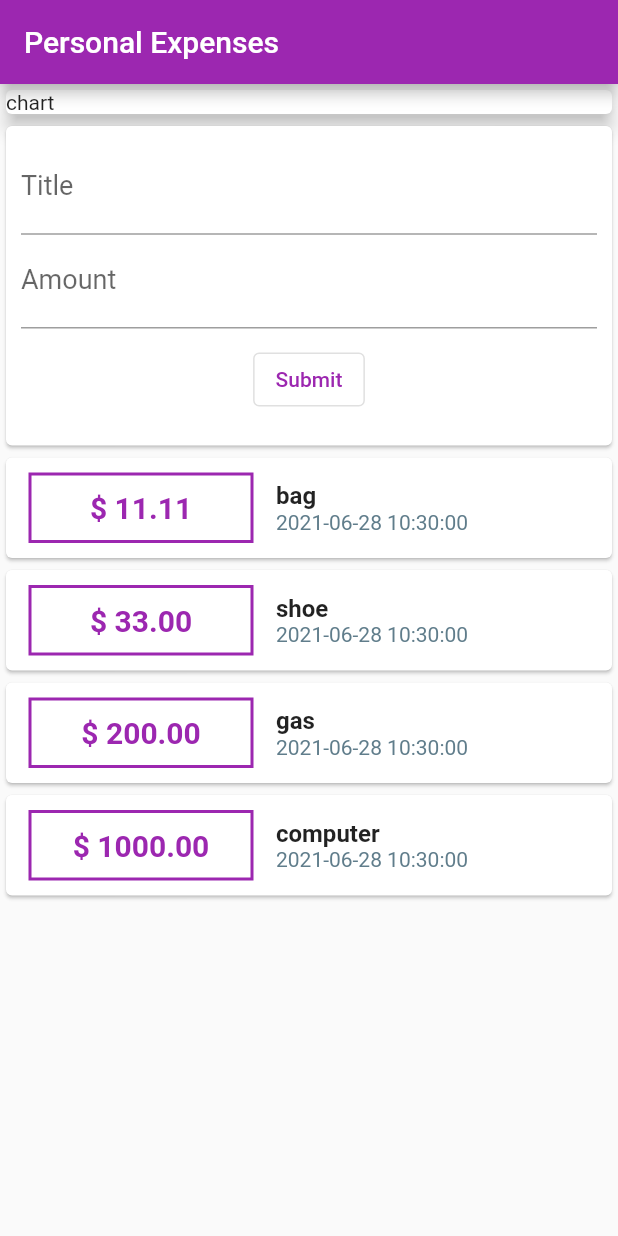
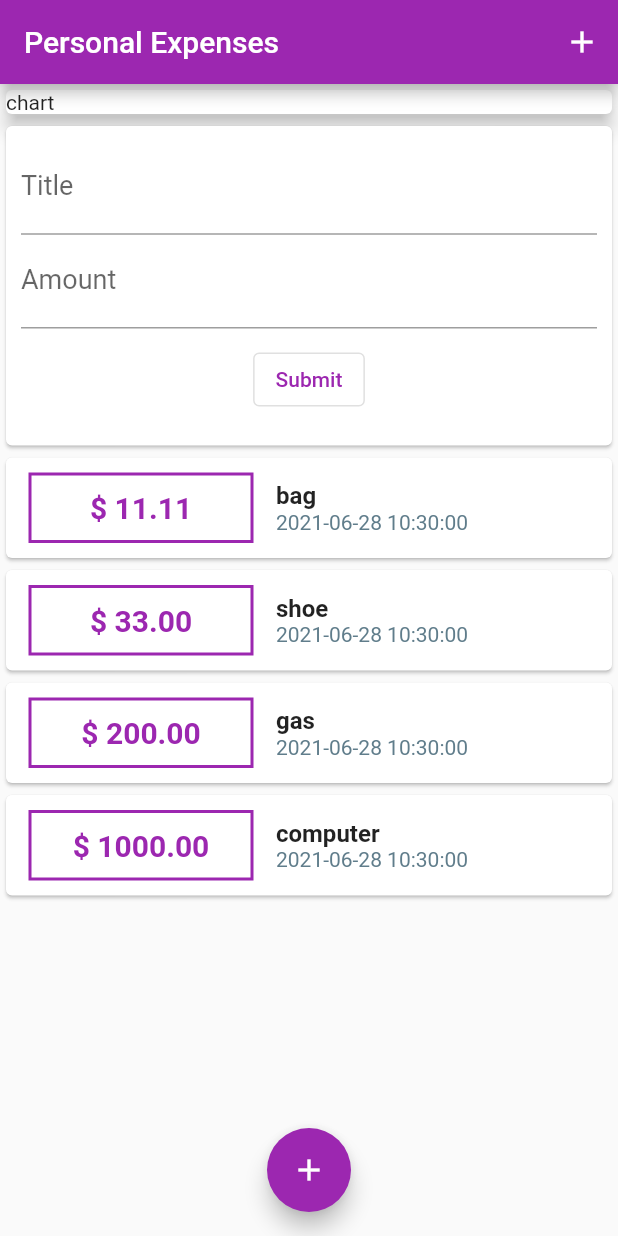
Before and after one commit to jinyongnan810/flutter-expenses-app, a Flutter app: the screen it shows after launch, on a phone screen of 412 x 824 dp. Run offline on Flutter 3.47's test engine with Material 2 defaults, Android fonts, the phone set to English and light mode, and no system bars.

Commit message:
add appBar button & add floating button

```diff
--- a/lib/main.dart
+++ b/lib/main.dart
@@ -15,12 +15,14 @@ class _AppState extends State<App> {
   Widget build(BuildContext context) {
     return MaterialApp(
         title: 'Personal Expenses',
+        debugShowCheckedModeBanner: false,
         theme: ThemeData(
           primarySwatch: Colors.purple,
         ),
         home: Scaffold(
           appBar: AppBar(
             title: Text('Personal Expenses'),
+            actions: [IconButton(onPressed: () {}, icon: Icon(Icons.add))],
           ),
           body: SingleChildScrollView(
             child: Column(
@@ -35,6 +37,12 @@ class _AppState extends State<App> {
               ],
             ),
           ),
+          floatingActionButtonLocation:
+              FloatingActionButtonLocation.centerFloat,
+          floatingActionButton: FloatingActionButton(
+            child: Icon(Icons.add),
+            onPressed: () {},
+          ),
         ));
   }
 }
```
